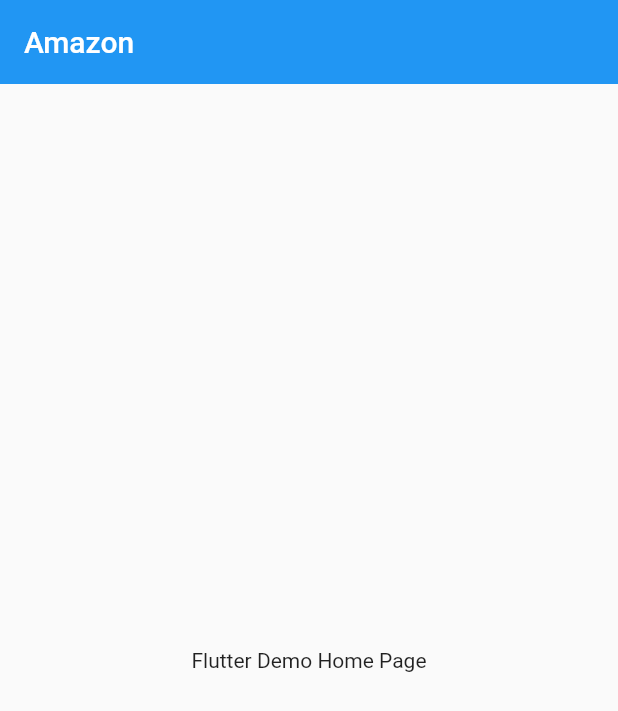
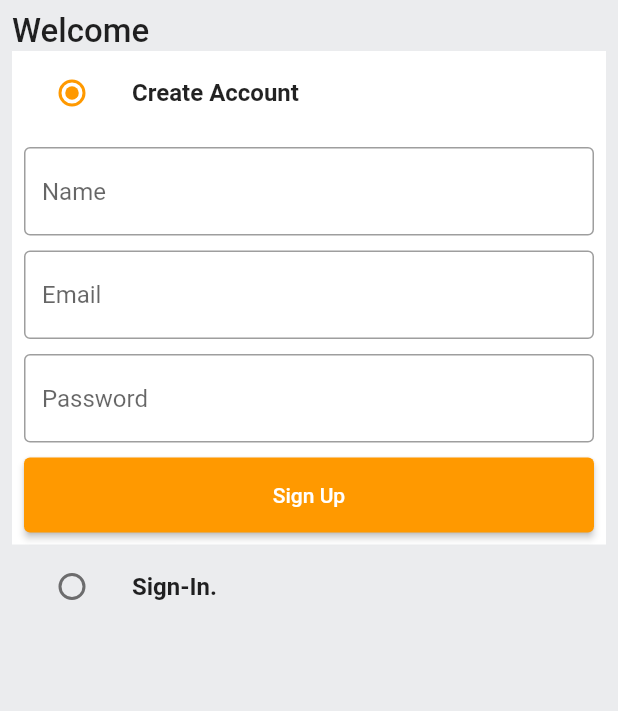
Before and after one commit to DecodeAndCode/Flutter_Amazon_Clone, a Flutter app: the screen it shows after launch, on a phone screen of 412 x 824 dp. Shown: the top 711 px of the screen. Run offline on Flutter 3.47's test engine with Material 2 defaults, Android fonts, the phone set to English and light mode, and no system bars.

Commit message:
ui for sign up and sign in is done

```diff
--- /dev/null
+++ b/lib/common/widgets/custom_button.dart
@@ -0,0 +1,22 @@
+import 'package:flutter/material.dart';
+
+class CustomButton extends StatelessWidget {
+  final String text;
+  final VoidCallback onTap;
+  const CustomButton({
+    super.key,
+    required this.text,
+    required this.onTap,
+  });
+
+  @override
+  Widget build(BuildContext context) {
+    return ElevatedButton(
+      onPressed: onTap,
+      style: ElevatedButton.styleFrom(
+        minimumSize: const Size(double.infinity, 50),
+      ),
+      child: Text(text),
+    );
+  }
+}
--- /dev/null
+++ b/lib/common/widgets/custom_textfield.dart
@@ -0,0 +1,32 @@
+import 'package:flutter/material.dart';
+
+class CustomTextField extends StatelessWidget {
+  final TextEditingController controller;
+  final String hintText;
+  const CustomTextField({
+    super.key,
+    required this.hintText,
+    required this.controller,
+  });
+
+  @override
+  Widget build(BuildContext context) {
+    return TextFormField(
+      controller: controller,
+      decoration: InputDecoration(
+        hintText: hintText,
+        border: const OutlineInputBorder(
+          borderSide: BorderSide(
+            color: Colors.black38,
+          ),
+        ),
+        enabledBorder: const OutlineInputBorder(
+          borderSide: BorderSide(
+            color: Colors.black38,
+          ),
+        ),
+      ),
+      validator: (val) {},
+    );
+  }
+}
--- a/lib/constants/global_variables.dart
+++ b/lib/constants/global_variables.dart
@@ -1,6 +1,7 @@
 import 'package:flutter/material.dart';
 
 class GlobalVariables {
+  //COLORS
   static const appBarGradient = LinearGradient(
     colors: [
       Color.fromARGB(255, 29, 201, 192),
@@ -11,7 +12,7 @@ class GlobalVariables {
 
   static const secondaryColor = Color.fromRGBO(255, 153, 0, 1);
   static const backgroundColor = Colors.white;
-  static const Color greyBackgroundCOlor = Color(0xffebecee);
+  static const Color greyBackgroundColor = Color(0xffebecee);
   static var selectedNavBarColor = Colors.cyan[800]!;
   static const unselectedNavBarColor = Colors.black87;
 }
--- /dev/null
+++ b/lib/features/auth/screens/auth_screen.dart
@@ -0,0 +1,169 @@
+import 'dart:ui';
+
+import 'package:flutter/material.dart';
+import 'package:flutter_amazon_clone/common/widgets/custom_button.dart';
+import 'package:flutter_amazon_clone/common/widgets/custom_textfield.dart';
+import 'package:flutter_amazon_clone/constants/global_variables.dart';
+
+enum Auth {
+  signin,
+  signup,
+}
+
+class AuthScreen extends StatefulWidget {
+  static const String routeName = '/auth-screen';
+  const AuthScreen({super.key});
+  @override
+  State<AuthScreen> createState() => _AuthScreenState();
+}
+
+class _AuthScreenState extends State<AuthScreen> {
+  Auth _auth = Auth.signup;
+  final _signUpFormKey = GlobalKey<FormState>();
+  final _signInFormKey = GlobalKey<FormState>();
+
+  final TextEditingController _emailController = TextEditingController();
+  final TextEditingController _nameController = TextEditingController();
+  final TextEditingController _passwordController = TextEditingController();
+
+  @override
+  void dispose() {
+    super.dispose();
+    _emailController.dispose();
+    _nameController.dispose();
+    _passwordController.dispose();
+  }
+
+  @override
+  Widget build(BuildContext context) {
+    return Scaffold(
+      backgroundColor: GlobalVariables.greyBackgroundColor,
+      body: SafeArea(
+        child: Padding(
+          padding: const EdgeInsets.all(8.0),
+          child: Column(
+            crossAxisAlignment: CrossAxisAlignment.start,
+            children: [
+              const Text(
+                'Welcome',
+                style: TextStyle(
+                  fontSize: 22,
+                  fontWeight: FontWeight.w500,
+                ),
+              ),
+              ListTile(
+                tileColor: _auth == Auth.signup
+                    ? GlobalVariables.backgroundColor
+                    : GlobalVariables.greyBackgroundColor,
+                title: const Text(
+                  'Create Account',
+                  style: TextStyle(
+                    fontWeight: FontWeight.bold,
+                  ),
+                ),
+                leading: Radio(
+                  activeColor: GlobalVariables.secondaryColor,
+                  value: Auth.signup,
+                  groupValue: _auth,
+                  onChanged: (Auth? val) {
+                    setState(() {
+                      _auth = val!;
+                    });
+                  },
+                ),
+              ),
+              if (_auth == Auth.signup)
+                Container(
+                  padding: const EdgeInsets.all(8),
+                  color: GlobalVariables.backgroundColor,
+                  child: Form(
+                    key: _signUpFormKey,
+                    child: Column(
+                      children: [
+                        CustomTextField(
+                          hintText: 'Name',
+                          controller: _nameController,
+                        ),
+                        const SizedBox(
+                          height: 10,
+                        ),
+                        CustomTextField(
+                          hintText: 'Email',
+                          controller: _emailController,
+                        ),
+                        const SizedBox(
+                          height: 10,
+                        ),
+                        CustomTextField(
+                          hintText: 'Password',
+                          controller: _passwordController,
+                        ),
+                        const SizedBox(
+                          height: 10,
+                        ),
+                        CustomButton(
+                          text: 'Sign Up',
+                          onTap: () {},
+                        ),
+                      ],
+                    ),
+                  ),
+                ),
+              ListTile(
+                tileColor: _auth == Auth.signin
+                    ? GlobalVariables.backgroundColor
+                    : GlobalVariables.greyBackgroundColor,
+                title: const Text(
+                  'Sign-In.',
+                  style: TextStyle(
+                    fontWeight: FontWeight.bold,
+                  ),
+                ),
+                leading: Radio(
+                  activeColor: GlobalVariables.secondaryColor,
+                  value: Auth.signin,
+                  groupValue: _auth,
+                  onChanged: (Auth? val) {
+                    setState(() {
+                      _auth = val!;
+                    });
+                  },
+                ),
+              ),
+              if (_auth == Auth.signin)
+                Container(
+                  padding: const EdgeInsets.all(8),
+                  color: GlobalVariables.backgroundColor,
+                  child: Form(
+                    key: _signInFormKey,
+                    child: Column(
+                      children: [
+                        CustomTextField(
+                          hintText: 'Email',
+                          controller: _emailController,
+                        ),
+                        const SizedBox(
+                          height: 10,
+                        ),
+                        CustomTextField(
+                          hintText: 'Password',
+                          controller: _passwordController,
+                        ),
+                        const SizedBox(
+                          height: 10,
+                        ),
+                        CustomButton(
+                          text: 'Sign In',
+                          onTap: () {},
+                        ),
+                      ],
+                    ),
+                  ),
+                ),
+            ],
+          ),
+        ),
+      ),
+    );
+  }
+}
--- a/lib/main.dart
+++ b/lib/main.dart
@@ -1,4 +1,7 @@
 import 'package:flutter/material.dart';
+import 'package:flutter_amazon_clone/constants/global_variables.dart';
+import 'package:flutter_amazon_clone/features/auth/screens/auth_screen.dart';
+import 'package:flutter_amazon_clone/router.dart';
 
 void main() {
   runApp(const MyApp());
@@ -12,17 +15,19 @@ class MyApp extends StatelessWidget {
     return MaterialApp(
       title: 'Amazon Clone',
       theme: ThemeData(
-        primarySwatch: Colors.blue,
-      ),
-      home: Scaffold(
-        appBar: AppBar(
-          title: const Text('Amazon'),
+        scaffoldBackgroundColor: GlobalVariables.backgroundColor,
+        colorScheme: const ColorScheme.light(
+          primary: GlobalVariables.secondaryColor,
+        ),
+        appBarTheme: const AppBarTheme(
           elevation: 0,
-        ),
-        body: Center(
-          child: Text('Flutter Demo Home Page'),
+          iconTheme: IconThemeData(
+            color: Colors.black,
+          ),
         ),
       ),
+      onGenerateRoute: (settings) => generateRoute(settings),
+      home: const AuthScreen(),
     );
   }
 }
--- /dev/null
+++ b/lib/router.dart
@@ -0,0 +1,21 @@
+import 'package:flutter/material.dart';
+import 'package:flutter_amazon_clone/features/auth/screens/auth_screen.dart';
+
+Route<dynamic> generateRoute(RouteSettings routeSettings) {
+  switch (routeSettings.name) {
+    case AuthScreen.routeName:
+      return MaterialPageRoute(
+        settings: routeSettings,
+        builder: (context) => const AuthScreen(),
+      );
+    default:
+      return MaterialPageRoute(
+        settings: routeSettings,
+        builder: (context) => const Scaffold(
+          body: Center(
+            child: Text('Screen does not exist!'),
+          ),
+        ),
+      );
+  }
+}
```
